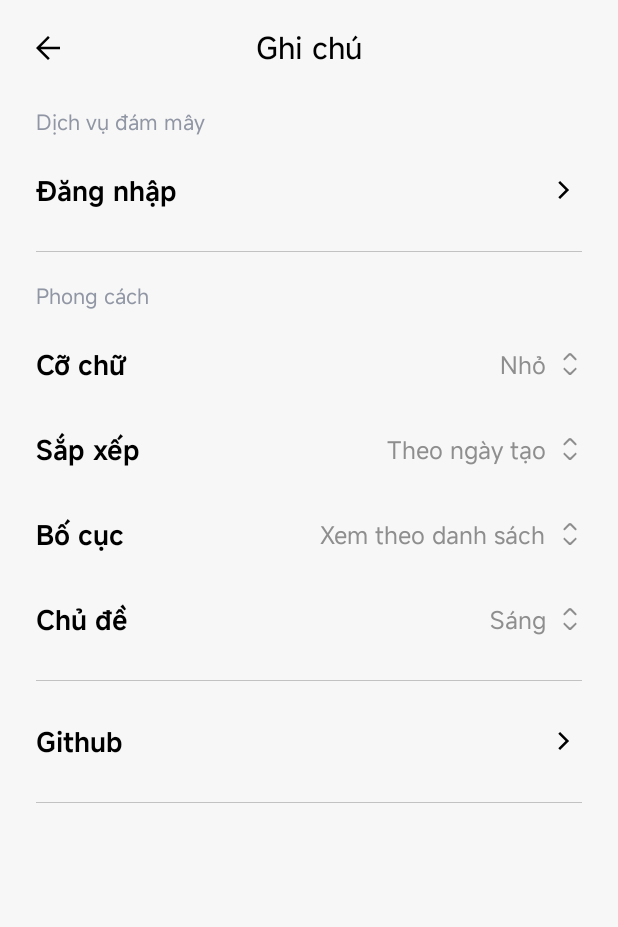
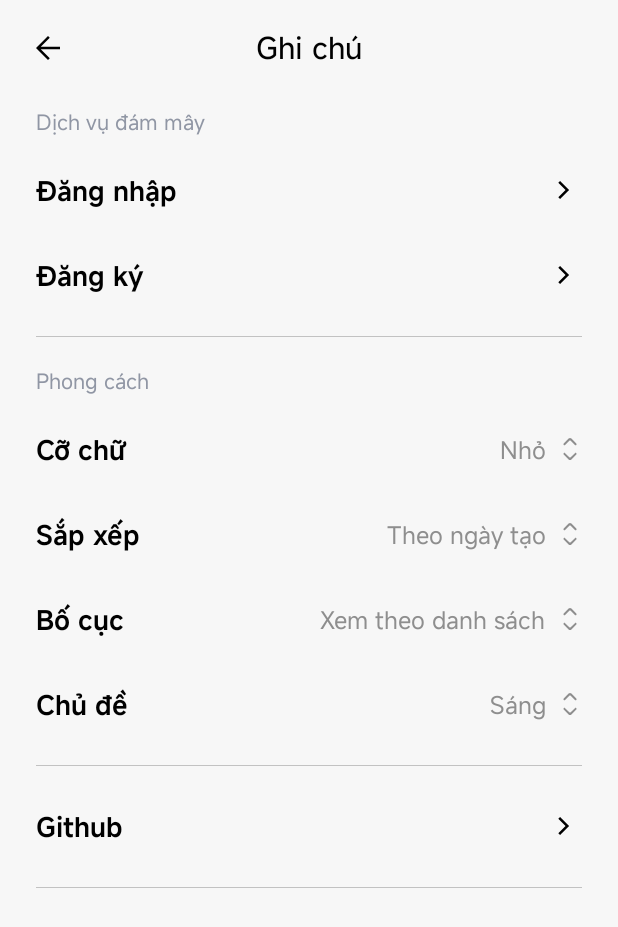
Before and after one commit to ductung3008/note-taking-mobile-app, an Android app: the screen it shows after launch (Setting), after a tap on "Cài đặt", on a phone screen of 412 x 824 dp. Shown: the top 927 px of the screen. Run offline under Robolectric (Android 15) with nearby library versions, the phone set to English and light mode, and no system bars; our stand-ins replace Room's generated code; pictures from the network do not load.

Commit message:
feat: add activities and layouts for some screen

```diff
--- a/app/src/main/java/com/haui/notetakingapp/ui/home/HomeActivity.java
+++ b/app/src/main/java/com/haui/notetakingapp/ui/home/HomeActivity.java
@@ -2,7 +2,6 @@ package com.haui.notetakingapp.ui.home;
 
 import android.content.Intent;
 import android.os.Bundle;
-import android.view.View;
 import android.widget.ImageButton;
 
 import androidx.activity.EdgeToEdge;
@@ -19,7 +18,8 @@ import androidx.recyclerview.widget.StaggeredGridLayoutManager;
 import com.google.android.material.floatingactionbutton.FloatingActionButton;
 import com.haui.notetakingapp.R;
 import com.haui.notetakingapp.data.local.entity.Note;
-import com.haui.notetakingapp.ui.newnote.NewNoteActivity;
+import com.haui.notetakingapp.ui.note.DeletedNoteActivity;
+import com.haui.notetakingapp.ui.note.NewNoteActivity;
 import com.haui.notetakingapp.ui.setting.Setting;
 import com.haui.notetakingapp.viewmodel.HomeViewModel;
 
@@ -28,7 +28,7 @@ import java.util.ArrayList;
 public class HomeActivity extends AppCompatActivity {
     private RecyclerView rvNotes;
     private ActivityResultLauncher<Intent> newNoteActivityLauncher;
-    private ImageButton btnSetting;
+    private ImageButton btnTrashCan, btnSetting;
     private HomeViewModel viewModel;
     private NoteAdapter noteAdapter;
 
@@ -69,6 +69,7 @@ public class HomeActivity extends AppCompatActivity {
 
     private void bindView() {
         rvNotes = findViewById(R.id.rv_notes);
+        btnTrashCan = findViewById(R.id.btn_trash_can);
         btnSetting = findViewById(R.id.btn_setting);
     }
 
@@ -92,12 +93,14 @@ public class HomeActivity extends AppCompatActivity {
             newNoteActivityLauncher.launch(intent);
         });
 
-        btnSetting.setOnClickListener(new View.OnClickListener() {
-            @Override
-            public void onClick(View v) {
-                Intent intent = new Intent(HomeActivity.this, Setting.class);
-                startActivity(intent);
-            }
+        btnTrashCan.setOnClickListener(view -> {
+            Intent intent = new Intent(HomeActivity.this, DeletedNoteActivity.class);
+            startActivity(intent);
+        });
+
+        btnSetting.setOnClickListener(view -> {
+            Intent intent = new Intent(HomeActivity.this, Setting.class);
+            startActivity(intent);
         });
     }
 
--- a/app/src/main/java/com/haui/notetakingapp/ui/newnote/NewNoteActivity.java
+++ b/app/src/main/java/com/haui/notetakingapp/ui/note/NewNoteActivity.java
@@ -1,4 +1,4 @@
-package com.haui.notetakingapp.ui.newnote;
+package com.haui.notetakingapp.ui.note;
 
 import android.Manifest;
 import android.content.Context;
--- /dev/null
+++ b/app/src/main/java/com/haui/notetakingapp/viewmodel/DeletedNoteViewModel.java
@@ -0,0 +1,4 @@
+package com.haui.notetakingapp.viewmodel;
+
+public class DeletedNoteViewModel {
+}
--- /dev/null
+++ b/app/src/main/java/com/haui/notetakingapp/viewmodel/EditNoteViewModel.java
@@ -0,0 +1,4 @@
+package com.haui.notetakingapp.viewmodel;
+
+public class EditNoteViewModel {
+}
--- /dev/null
+++ b/app/src/main/java/com/haui/notetakingapp/viewmodel/LoginViewModel.java
@@ -0,0 +1,4 @@
+package com.haui.notetakingapp.viewmodel;
+
+public class LoginViewModel {
+}
--- /dev/null
+++ b/app/src/main/java/com/haui/notetakingapp/viewmodel/RegisterViewModel.java
@@ -0,0 +1,4 @@
+package com.haui.notetakingapp.viewmodel;
+
+public class RegisterViewModel {
+}
--- a/app/src/main/res/layout/activity_setting.xml
+++ b/app/src/main/res/layout/activity_setting.xml
@@ -56,6 +56,18 @@
                         android:layout_height="wrap_content"
                         android:text="@string/tv_setting_login"
                         app:drawableEndCompat="@drawable/ic_chevron_right" />
+
+            </LinearLayout>
+
+            <LinearLayout style="@style/SettingRow">
+
+                <TextView
+                        style="@style/SettingItem"
+                        android:layout_width="match_parent"
+                        android:layout_height="wrap_content"
+                        android:text="@string/tv_setting_register"
+                        app:drawableEndCompat="@drawable/ic_chevron_right" />
+
             </LinearLayout>
 
             <View style="@style/DividerStyle" />
--- a/app/src/main/res/values/strings.xml
+++ b/app/src/main/res/values/strings.xml
@@ -1,12 +1,14 @@
 <resources>
     <string name="app_name">Sổ tay</string>
     <string name="btn_setting_desc">Cài đặt</string>
+    <string name="btn_trash_can_desc">Thùng rác</string>
     <string name="tv_home_header">Ghi chú</string>
     <string name="edt_search_hint">Tìm kiếm ghi chú</string>
     <string name="fab_add_note_desc">Thêm ghi chú</string>
     <string name="btn_back_desc">Quay lại</string>
     <string name="tv_setting_cloud">Dịch vụ đám mây</string>
     <string name="tv_setting_login">Đăng nhập</string>
+    <string name="tv_setting_register">Đăng ký</string>
     <string name="tv_setting_style">Phong cách</string>
     <string name="tv_setting_text_size">Cỡ chữ</string>
     <string name="tv_setting_sort">Sắp xếp</string>
```
Also changed, not shown: app/src/main/AndroidManifest.xml (+27 -14 lines), app/src/main/java/com/haui/notetakingapp/ui/auth/LoginActivity.java (added, +26 -0 lines), app/src/main/java/com/haui/notetakingapp/ui/auth/RegisterActivity.java (added, +26 -0 lines), app/src/main/java/com/haui/notetakingapp/ui/note/DeletedNoteActivity.java (added, +26 -0 lines), app/src/main/java/com/haui/notetakingapp/ui/note/EditNoteActivity.java (added, +26 -0 lines), app/src/main/res/drawable/ic_trash_can.xml (added, +11 -0 lines), app/src/main/res/layout/activity_deleted_note.xml (added, +10 -0 lines), app/src/main/res/layout/activity_edit_note.xml (added, +10 -0 lines), app/src/main/res/layout/activity_home.xml (+21 -8 lines), app/src/main/res/layout/activity_login.xml (added, +10 -0 lines), app/src/main/res/layout/activity_register.xml (added, +10 -0 lines).
